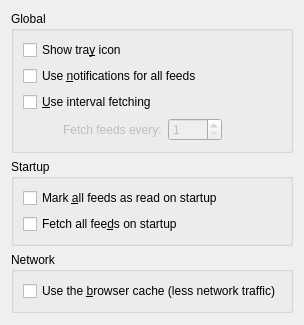
Qt form akregator2/configuration/settings_general.ui (KDE/kdepim) before a commit.
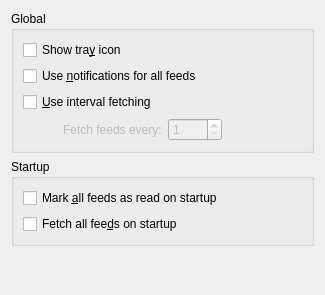
The same form after that commit. Custom widgets are drawn as their Qt base class.

Commit message: remove unused "use html cache" option.

Patch:
```diff
--- a/akregator2/configuration/settings_general.ui
+++ b/akregator2/configuration/settings_general.ui
@@ -3,7 +3,15 @@
  <author>Teemu Rytilahti</author>
  <class>Akregator2::SettingsGeneral</class>
  <widget class="QWidget" name="Akregator2::SettingsGeneral">
-  <layout class="QVBoxLayout" name="verticalLayout_4" stretch="0,0,0,1">
+  <property name="geometry">
+   <rect>
+    <x>0</x>
+    <y>0</y>
+    <width>325</width>
+    <height>295</height>
+   </rect>
+  </property>
+  <layout class="QVBoxLayout" name="verticalLayout_4" stretch="0,0,1">
    <item>
     <widget class="QGroupBox" name="groupBox_3">
      <property name="title">
@@ -122,24 +130,11 @@
      </layout>
     </widget>
    </item>
-   <item>
-    <widget class="QGroupBox" name="groupBox">
-     <property name="title">
-      <string>Network</string>
-     </property>
-     <layout class="QVBoxLayout" name="verticalLayout">
-      <item>
-       <widget class="QCheckBox" name="kcfg_UseHTMLCache">
-        <property name="text">
-         <string>Use the &amp;browser cache (less network traffic)</string>
-        </property>
-       </widget>
-      </item>
-     </layout>
-    </widget>
-   </item>
    <item>
     <spacer>
+     <property name="orientation">
+      <enum>Qt::Vertical</enum>
+     </property>
      <property name="sizeHint" stdset="0">
       <size>
        <width>20</width>
```
The commit also changes 2 other files.
